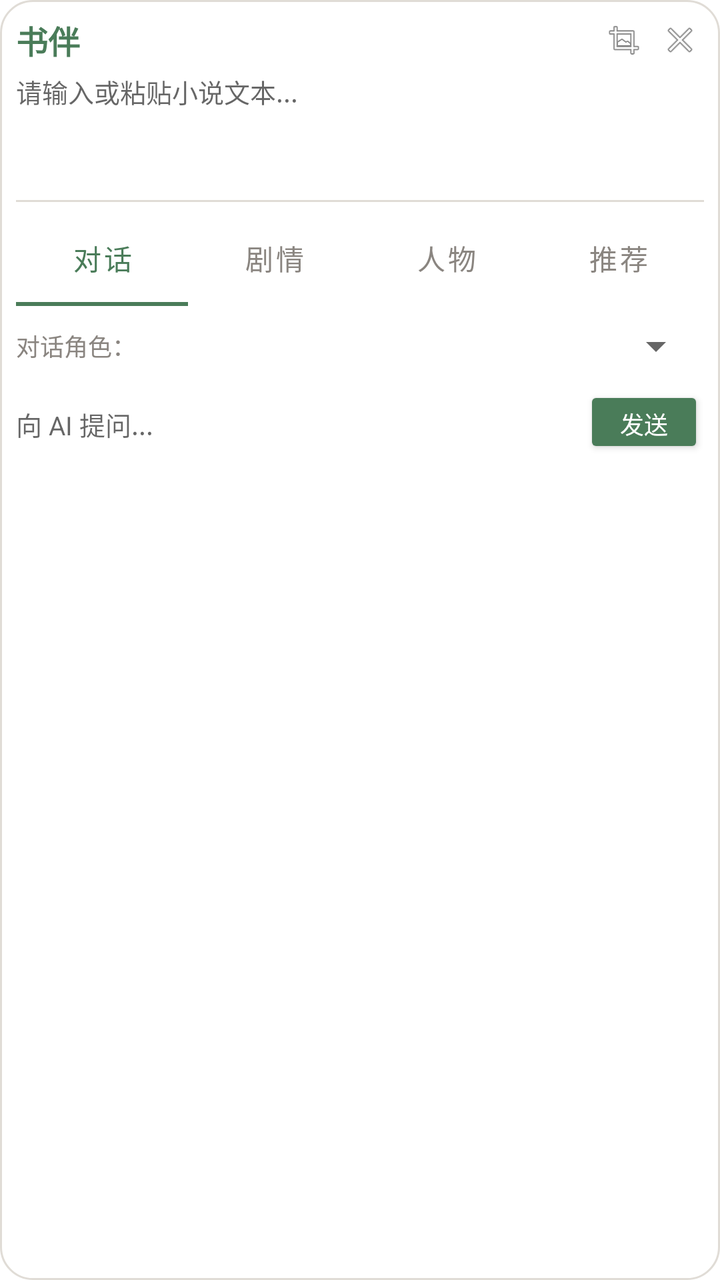
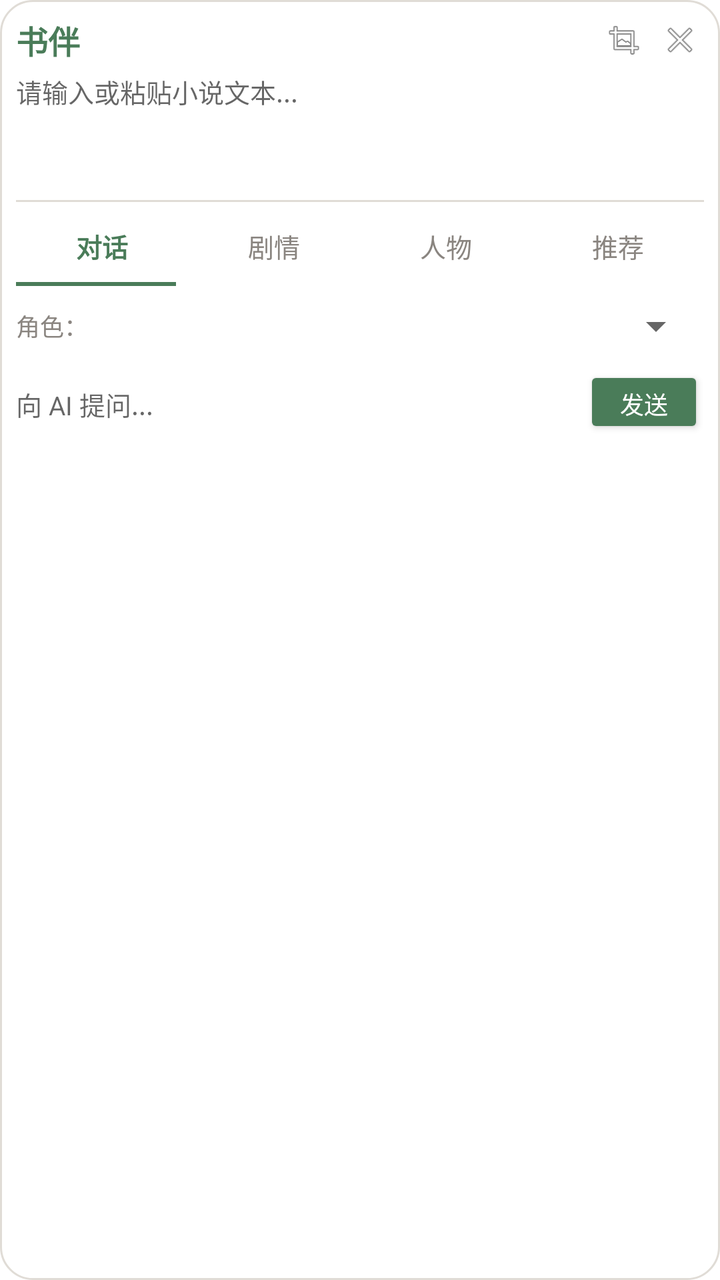

Compare the two renders of this Android layout. The source of the first and the diff that turns it into the second are given below.
<!-- AndroidManifest.xml: application theme Theme.ShuBan -->
<!-- res/layout/floating_window.xml -->
<?xml version="1.0" encoding="utf-8"?>
<LinearLayout
    xmlns:android="http://schemas.android.com/apk/res/android"
    xmlns:app="http://schemas.android.com/apk/res-auto"
    android:layout_width="320dp"
    android:layout_height="wrap_content"
    android:background="@drawable/floating_window_bg"
    android:orientation="vertical"
    android:padding="8dp">

    <LinearLayout
        android:layout_width="match_parent"
        android:layout_height="wrap_content"
        android:gravity="center_vertical"
        android:orientation="horizontal">

        <TextView
            android:layout_width="0dp"
            android:layout_height="wrap_content"
            android:layout_weight="1"
            android:text="@string/app_name"
            android:textColor="@color/primary"
            android:textSize="16sp"
            android:textStyle="bold" />

        <ImageView
            android:id="@+id/btn_minimize"
            android:layout_width="24dp"
            android:layout_height="24dp"
            android:layout_marginEnd="4dp"
            android:padding="2dp"
            android:src="@android:drawable/ic_menu_crop"
            android:contentDescription="最小化" />

        <ImageView
            android:id="@+id/btn_close"
            android:layout_width="24dp"
            android:layout_height="24dp"
            android:padding="2dp"
            android:src="@android:drawable/ic_menu_close_clear_cancel"
            android:contentDescription="关闭" />

    </LinearLayout>

    <EditText
        android:id="@+id/et_input_text"
        android:layout_width="match_parent"
        android:layout_height="60dp"
        android:layout_marginTop="4dp"
        android:background="@android:color/transparent"
        android:gravity="top|start"
        android:hint="@string/hint_input_text"
        android:inputType="textMultiLine"
        android:textSize="13sp" />

    <View
        android:layout_width="match_parent"
        android:layout_height="1dp"
        android:layout_marginTop="4dp"
        android:background="@color/divider" />

    <com.google.android.material.tabs.TabLayout
        android:id="@+id/tab_layout"
        android:layout_width="match_parent"
        android:layout_height="wrap_content"
        android:layout_marginTop="4dp"
        app:tabIndicatorColor="@color/primary"
        app:tabSelectedTextColor="@color/primary"
        app:tabTextColor="@color/text_secondary"
        app:tabMode="fixed"
        app:tabGravity="fill">

        <com.google.android.material.tabs.TabItem
            android:layout_width="wrap_content"
            android:layout_height="wrap_content"
            android:text="对话" />

        <com.google.android.material.tabs.TabItem
            android:layout_width="wrap_content"
            android:layout_height="wrap_content"
            android:text="剧情" />

        <com.google.android.material.tabs.TabItem
            android:layout_width="wrap_content"
            android:layout_height="wrap_content"
            android:text="人物" />

        <com.google.android.material.tabs.TabItem
            android:layout_width="wrap_content"
            android:layout_height="wrap_content"
            android:text="推荐" />

    </com.google.android.material.tabs.TabLayout>

    <FrameLayout
        android:id="@+id/content_container"
        android:layout_width="match_parent"
        android:layout_height="220dp"
        android:layout_marginTop="4dp">

        
        <LinearLayout
            android:id="@+id/layout_chat"
            android:layout_width="match_parent"
            android:layout_height="match_parent"
            android:orientation="vertical"
            android:visibility="visible">

            <LinearLayout
                android:layout_width="match_parent"
                android:layout_height="wrap_content"
                android:orientation="horizontal"
                android:gravity="center_vertical">

                <TextView
                    android:layout_width="wrap_content"
                    android:layout_height="wrap_content"
                    android:text="对话角色："
                    android:textSize="12sp"
                    android:textColor="@color/text_secondary" />

                <Spinner
                    android:id="@+id/spinner_character"
                    android:layout_width="0dp"
                    android:layout_height="32dp"
                    android:layout_weight="1"
                    android:textSize="12sp" />

            </LinearLayout>

            <LinearLayout
                android:layout_width="match_parent"
                android:layout_height="wrap_content"
                android:layout_marginTop="4dp"
                android:orientation="horizontal">

                <EditText
                    android:id="@+id/et_question"
                    android:layout_width="0dp"
                    android:layout_height="36dp"
                    android:layout_weight="1"
                    android:background="@android:color/transparent"
                    android:hint="@string/hint_input_question"
                    android:inputType="text"
                    android:textSize="13sp" />

                <Button
                    android:id="@+id/btn_send"
                    android:layout_width="60dp"
                    android:layout_height="36dp"
                    android:layout_marginStart="8dp"
                    android:backgroundTint="@color/primary"
                    android:text="@string/btn_send"
                    android:textColor="@color/white"
                    android:textSize="12sp" />

            </LinearLayout>

            <ScrollView
                android:layout_width="match_parent"
                android:layout_height="0dp"
                android:layout_marginTop="4dp"
                android:layout_weight="1">

                <TextView
                    android:id="@+id/tv_chat_response"
                    android:layout_width="match_parent"
                    android:layout_height="wrap_content"
                    android:textColor="@color/text_primary"
                    android:textSize="13sp" />

            </ScrollView>

        </LinearLayout>

        
        <LinearLayout
            android:id="@+id/layout_summary"
            android:layout_width="match_parent"
            android:layout_height="match_parent"
            android:orientation="vertical"
            android:visibility="gone">

            <LinearLayout
                android:layout_width="match_parent"
                android:layout_height="wrap_content"
                android:orientation="horizontal">

                <Button
                    android:id="@+id/btn_analyze"
                    android:layout_width="0dp"
                    android:layout_height="32dp"
                    android:layout_weight="1"
                    android:backgroundTint="@color/primary"
                    android:text="剧情摘要"
                    android:textColor="@color/white"
                    android:textSize="12sp"
                    android:layout_marginEnd="4dp" />

                <Button
                    android:id="@+id/btn_emotion"
                    android:layout_width="0dp"
                    android:layout_height="32dp"
                    android:layout_weight="1"
                    android:backgroundTint="@color/accent"
                    android:text="情感分析"
                    android:textColor="@color/white"
                    android:textSize="12sp"
                    android:layout_marginEnd="4dp" />

                <Button
                    android:id="@+id/btn_timeline"
                    android:layout_width="0dp"
                    android:layout_height="32dp"
                    android:layout_weight="1"
                    android:backgroundTint="@color/primary_dark"
                    android:text="时间线"
                    android:textColor="@color/white"
                    android:textSize="12sp" />

            </LinearLayout>

            <ScrollView
                android:layout_width="match_parent"
                android:layout_height="0dp"
                android:layout_weight="1"
                android:layout_marginTop="4dp">

                <TextView
                    android:id="@+id/tv_summary"
                    android:layout_width="match_parent"
                    android:layout_height="wrap_content"
                    android:padding="4dp"
                    android:text='粘贴小说文本后，点击上方按钮进行分析...'
                    android:textColor="@color/text_secondary"
                    android:textSize="13sp" />

            </ScrollView>

        </LinearLayout>

        
        <LinearLayout
            android:id="@+id/layout_characters"
            android:layout_width="match_parent"
            android:layout_height="match_parent"
            android:orientation="vertical"
            android:visibility="gone">

            <LinearLayout
                android:layout_width="match_parent"
                android:layout_height="wrap_content"
                android:orientation="horizontal">

                <Button
                    android:id="@+id/btn_character"
                    android:layout_width="0dp"
                    android:layout_height="32dp"
                    android:layout_weight="1"
                    android:backgroundTint="@color/primary"
                    android:text="人物卡片"
                    android:textColor="@color/white"
                    android:textSize="12sp"
                    android:layout_marginEnd="4dp" />

                <Button
                    android:id="@+id/btn_relation"
                    android:layout_width="0dp"
                    android:layout_height="32dp"
                    android:layout_weight="1"
                    android:backgroundTint="@color/accent"
                    android:text="关系图谱"
                    android:textColor="@color/white"
                    android:textSize="12sp" />

            </LinearLayout>

            <ScrollView
                android:layout_width="match_parent"
                android:layout_height="0dp"
                android:layout_weight="1"
                android:layout_marginTop="4dp">

                <LinearLayout
                    android:id="@+id/character_container"
                    android:layout_width="match_parent"
                    android:layout_height="wrap_content"
                    android:orientation="vertical">

                </LinearLayout>

            </ScrollView>

        </LinearLayout>

        
        <LinearLayout
            android:id="@+id/layout_recommend"
            android:layout_width="match_parent"
            android:layout_height="match_parent"
            android:orientation="vertical"
            android:visibility="gone">

            <Button
                android:id="@+id/btn_recommend"
                android:layout_width="match_parent"
                android:layout_height="32dp"
                android:backgroundTint="@color/primary"
                android:text="获取推荐"
                android:textColor="@color/white"
                android:textSize="12sp" />

            <ScrollView
                android:layout_width="match_parent"
                android:layout_height="0dp"
                android:layout_weight="1"
                android:layout_marginTop="4dp">

                <LinearLayout
                    android:id="@+id/recommend_container"
                    android:layout_width="match_parent"
                    android:layout_height="wrap_content"
                    android:orientation="vertical">

                    <TextView
                        android:layout_width="match_parent"
                        android:layout_height="wrap_content"
                        android:gravity="center"
                        android:padding="16dp"
                        android:text="粘贴你正在阅读的文本，\nAI 将为你推荐相似风格的好书"
                        android:textColor="@color/text_secondary"
                        android:textSize="13sp" />

                </LinearLayout>

            </ScrollView>

        </LinearLayout>

    </FrameLayout>

</LinearLayout>
<!-- resources referenced by this layout -->
<resources>
  <color name="accent">#C4956A</color>
  <color name="divider">#E0DCD6</color>
  <color name="primary">#4A7C59</color>
  <color name="primary_dark">#3a6347</color>
  <color name="text_primary">#2D2A26</color>
  <color name="text_secondary">#8A8580</color>
  <color name="white">#FFFFFF</color>
  <!-- drawable floating_window_bg (drawable) -->
  <?xml version="1.0" encoding="utf-8"?>
  <shape xmlns:android="http://schemas.android.com/apk/res/android"
      android:shape="rectangle">
      <solid android:color="@color/card_background" />
      <corners android:radius="16dp" />
      <stroke
          android:width="1dp"
          android:color="@color/divider" />
  </shape>
  <string name="app_name">书伴</string>
  <string name="btn_send">发送</string>
  <string name="hint_input_question">向 AI 提问...</string>
  <string name="hint_input_text">请输入或粘贴小说文本...</string>
  <style name="Theme.ShuBan" parent="Theme.MaterialComponents.DayNight.NoActionBar">
          <item name="colorPrimary">@color/primary</item>
          <item name="colorPrimaryVariant">@color/primary_dark</item>
          <item name="colorOnPrimary">@color/white</item>
          <item name="colorSecondary">@color/accent</item>
          <item name="colorOnSecondary">@color/white</item>
          <item name="android:statusBarColor">@color/primary_dark</item>
      </style>
  <color name="card_background">#FFFFFF</color>
</resources>

<!-- the commit's change to res/layout/floating_window.xml (unified diff, before → after) -->
@@ -59,38 +59,62 @@
         android:layout_marginTop="4dp"
         android:background="@color/divider" />
 
-    <com.google.android.material.tabs.TabLayout
-        android:id="@+id/tab_layout"
+    
+    <LinearLayout
         android:layout_width="match_parent"
         android:layout_height="wrap_content"
         android:layout_marginTop="4dp"
-        app:tabIndicatorColor="@color/primary"
-        app:tabSelectedTextColor="@color/primary"
-        app:tabTextColor="@color/text_secondary"
-        app:tabMode="fixed"
-        app:tabGravity="fill">
-
-        <com.google.android.material.tabs.TabItem
-            android:layout_width="wrap_content"
-            android:layout_height="wrap_content"
-            android:text="对话" />
-
-        <com.google.android.material.tabs.TabItem
-            android:layout_width="wrap_content"
-            android:layout_height="wrap_content"
-            android:text="剧情" />
-
-        <com.google.android.material.tabs.TabItem
-            android:layout_width="wrap_content"
-            android:layout_height="wrap_content"
-            android:text="人物" />
-
-        <com.google.android.material.tabs.TabItem
-            android:layout_width="wrap_content"
-            android:layout_height="wrap_content"
-            android:text="推荐" />
-
-    </com.google.android.material.tabs.TabLayout>
+        android:orientation="horizontal">
+
+        <TextView
+            android:id="@+id/tab_chat"
+            android:layout_width="0dp"
+            android:layout_height="36dp"
+            android:layout_weight="1"
+            android:gravity="center"
+            android:text="对话"
+            android:textColor="@color/primary"
+            android:textSize="13sp"
+            android:textStyle="bold" />
+
+        <TextView
+            android:id="@+id/tab_summary"
+            android:layout_width="0dp"
+            android:layout_height="36dp"
+            android:layout_weight="1"
+            android:gravity="center"
+            android:text="剧情"
+            android:textColor="@color/text_secondary"
+            android:textSize="13sp" />
+
+        <TextView
+            android:id="@+id/tab_characters"
+            android:layout_width="0dp"
+            android:layout_height="36dp"
+            android:layout_weight="1"
+            android:gravity="center"
+            android:text="人物"
+            android:textColor="@color/text_secondary"
+            android:textSize="13sp" />
+
+        <TextView
+            android:id="@+id/tab_recommend"
+            android:layout_width="0dp"
+            android:layout_height="36dp"
+            android:layout_weight="1"
+            android:gravity="center"
+            android:text="推荐"
+            android:textColor="@color/text_secondary"
+            android:textSize="13sp" />
+
+    </LinearLayout>
+
+    <View
+        android:id="@+id/tab_indicator"
+        android:layout_width="80dp"
+        android:layout_height="2dp"
+        android:layout_marginStart="0dp"
+        android:background="@color/primary" />
 
     <FrameLayout
         android:id="@+id/content_container"
@@ -115,7 +139,7 @@
                 <TextView
                     android:layout_width="wrap_content"
                     android:layout_height="wrap_content"
-                    android:text="对话角色："
+                    android:text="角色："
                     android:textSize="12sp"
                     android:textColor="@color/text_secondary" />
 
@@ -150,7 +174,7 @@
                     android:layout_height="36dp"
                     android:layout_marginStart="8dp"
                     android:backgroundTint="@color/primary"
-                    android:text="@string/btn_send"
+                    android:text="发送"
                     android:textColor="@color/white"
                     android:textSize="12sp" />
 
@@ -192,7 +216,7 @@
                     android:layout_height="32dp"
                     android:layout_weight="1"
                     android:backgroundTint="@color/primary"
-                    android:text="剧情摘要"
+                    android:text="摘要"
                     android:textColor="@color/white"
                     android:textSize="12sp"
                     android:layout_marginEnd="4dp" />
@@ -203,7 +227,7 @@
                     android:layout_height="32dp"
                     android:layout_weight="1"
                     android:backgroundTint="@color/accent"
-                    android:text="情感分析"
+                    android:text="情感"
                     android:textColor="@color/white"
                     android:textSize="12sp"
                     android:layout_marginEnd="4dp" />
@@ -231,7 +255,7 @@
                     android:layout_width="match_parent"
                     android:layout_height="wrap_content"
                     android:padding="4dp"
-                    android:text='粘贴小说文本后，点击上方按钮进行分析...'
+                    android:text='粘贴文本后点击上方按钮分析...'
                     android:textColor="@color/text_secondary"
                     android:textSize="13sp" />
 
@@ -258,7 +282,7 @@
                     android:layout_height="32dp"
                     android:layout_weight="1"
                     android:backgroundTint="@color/primary"
-                    android:text="人物卡片"
+                    android:text="卡片"
                     android:textColor="@color/white"
                     android:textSize="12sp"
                     android:layout_marginEnd="4dp" />
@@ -269,7 +293,7 @@
                     android:layout_height="32dp"
                     android:layout_weight="1"
                     android:backgroundTint="@color/accent"
-                    android:text="关系图谱"
+                    android:text="关系"
                     android:textColor="@color/white"
                     android:textSize="12sp" />
 
@@ -327,7 +351,7 @@
                         android:layout_height="wrap_content"
                         android:gravity="center"
                         android:padding="16dp"
-                        android:text="粘贴你正在阅读的文本，\nAI 将为你推荐相似风格的好书"
+                        android:text="粘贴文本获取推荐"
                         android:textColor="@color/text_secondary"
                         android:textSize="13sp" />
 
<!-- resource entries referenced after the edit -->
@@ -18,7 +18,6 @@
           android:color="@color/divider" />
   </shape>
   <string name="app_name">书伴</string>
-  <string name="btn_send">发送</string>
   <string name="hint_input_question">向 AI 提问...</string>
   <string name="hint_input_text">请输入或粘贴小说文本...</string>
   <style name="Theme.ShuBan" parent="Theme.MaterialComponents.DayNight.NoActionBar">
